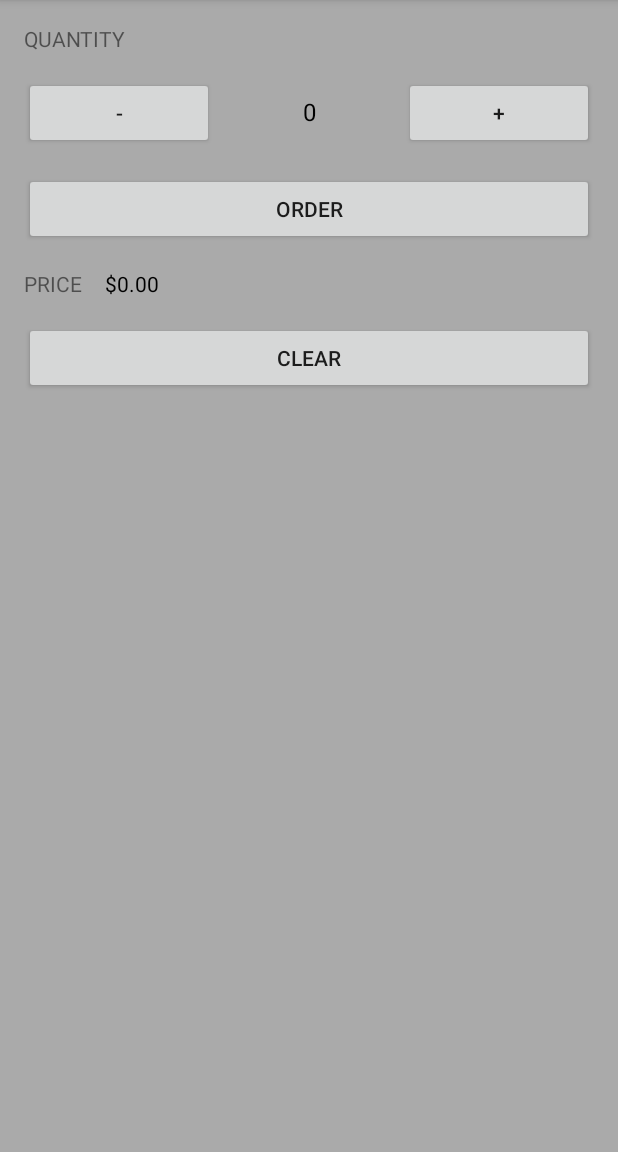
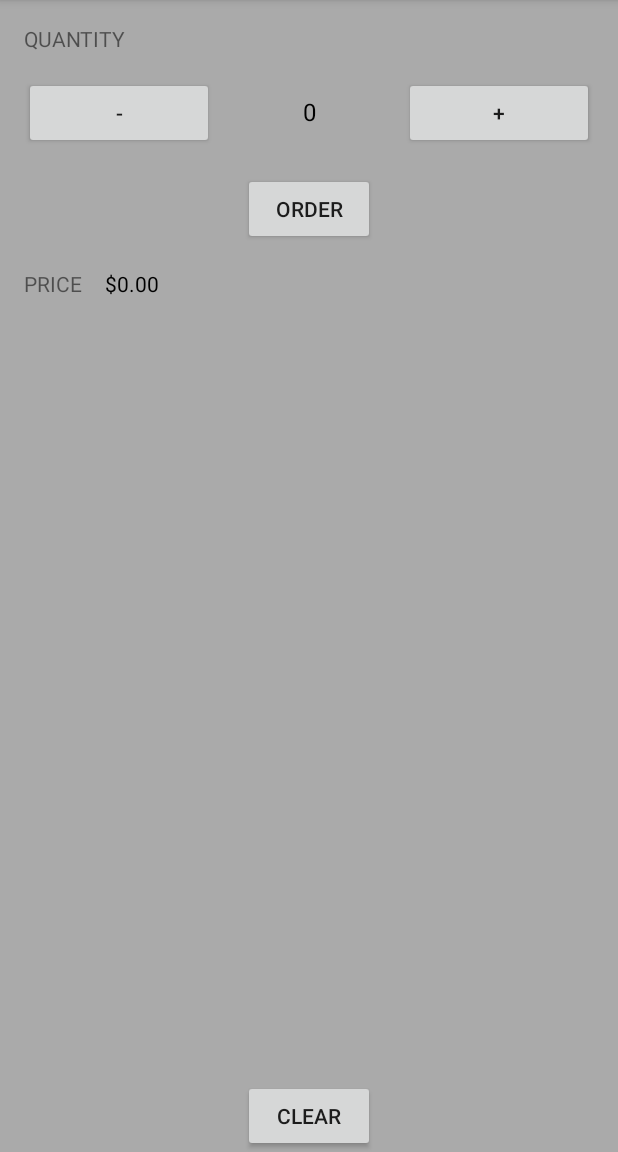
Before and after one commit to Gusbru/JustJava, an Android app: the screen it shows after launch (MainActivity), on a phone screen of 412 x 824 dp, the part 84-1236 px from its top. Run offline under Robolectric (Android 15) with nearby library versions, the phone set to English and light mode, and no system bars.

Commit message:
style modifications

```diff
--- a/app/src/main/res/layout/activity_main.xml
+++ b/app/src/main/res/layout/activity_main.xml
@@ -78,10 +78,11 @@
 
         <Button
             android:id="@+id/button_order"
-            android:layout_width="match_parent"
+            android:layout_width="wrap_content"
             android:layout_height="wrap_content"
             android:layout_marginBottom="16dp"
             android:layout_marginStart="0dp"
+            android:layout_gravity="center_horizontal"
             android:onClick="submitOrder"
             android:text="@string/button_order" />
 
@@ -112,12 +113,7 @@
 
         </LinearLayout>
 
-        <Button
-            android:id="@+id/button_reset"
-            android:layout_width="match_parent"
-            android:layout_height="wrap_content"
-            android:onClick="resetOrder"
-            android:text="Clear" />
+
 
         <RelativeLayout
             android:id="@+id/order_message"
@@ -131,9 +127,18 @@
                 android:layout_width="match_parent"
                 android:layout_height="wrap_content"
                 android:layout_marginTop="48dp"
-                android:text=""
+                android:text="message"
                 android:textAlignment="center"
                 android:textSize="24sp" />
+
+            <Button
+                android:id="@+id/button_reset"
+                android:layout_width="wrap_content"
+                android:layout_height="wrap_content"
+                android:layout_centerHorizontal="true"
+                android:layout_alignParentBottom="true"
+                android:onClick="resetOrder"
+                android:text="Clear" />
 
         </RelativeLayout>
 
```
